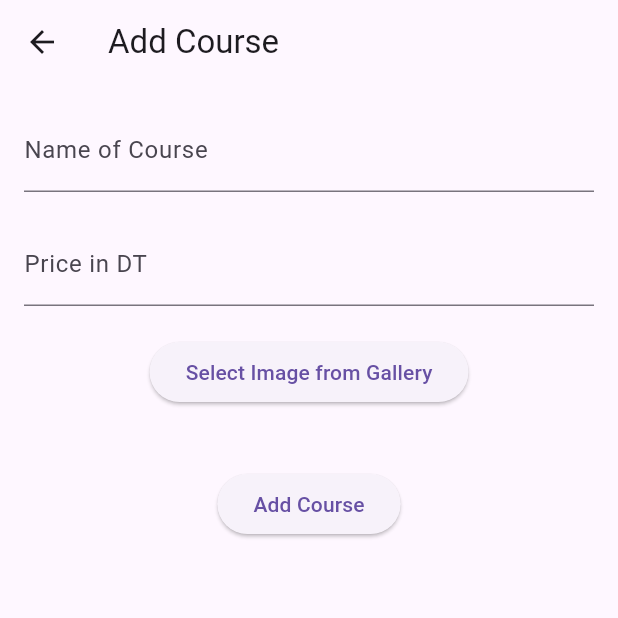
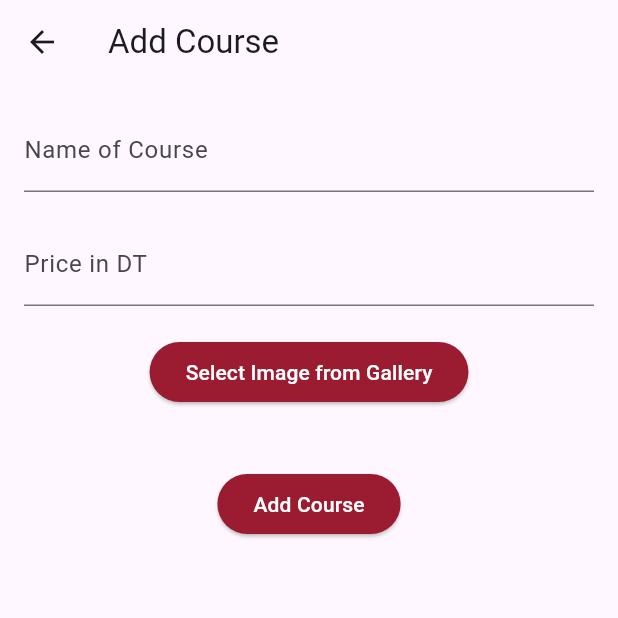
Before and after one commit to Flightsimmer50/9antra.tn-MiniProject-Flutter, a Flutter app: the AdminPage screen opened directly, after a tap on "Select Courses", after a tap on "Cancel Selection", after a tap on "Add Course", on a phone screen of 412 x 824 dp, the top half of it. Run offline on Flutter 3.47's test engine with Material 3 defaults, Android fonts, the phone set to English and light mode, and no system bars; our stand-ins replace cloud_firestore, firebase_core, image_picker; missing offline and left inert: cloudinary_flutter, cloudinary_url_gen; accounts and stored records are empty.

Commit message:
bug fixes

```diff
--- a/lib/screens/addCourse.dart
+++ b/lib/screens/addCourse.dart
@@ -19,7 +19,6 @@ class _AddCourseState extends State<AddCourse> {
 
   Future<void> _pickImage() async {
     try {
-      // Use image_picker for both web and mobile
       final XFile? selectedImage = await _picker.pickImage(source: ImageSource.gallery);
       if (selectedImage != null) {
         final bytes = await selectedImage.readAsBytes();
@@ -37,16 +36,14 @@ class _AddCourseState extends State<AddCourse> {
     String name = nameController.text.trim();
     String price = priceController.text.trim();
 
-    // Check if an image has been selected
     String? imageUrl;
     if (_imageData != null) {
-      // Upload the image to Cloudinary
       imageUrl = await _storageService.uploadImageFromBytes(_imageData!);
 
       if (imageUrl == null) {
         print('Failed to upload image to Cloudinary.');
         ScaffoldMessenger.of(context).showSnackBar(SnackBar(content: Text('Failed to upload image.')));
-        return; // Stop if the upload fails
+        return;
       }
     } else {
       print('No image selected for upload');
@@ -54,7 +51,6 @@ class _AddCourseState extends State<AddCourse> {
       return;
     }
 
-    // Add the course to Firestore
     print('Adding course: Name: $name, Price: $price, Image URL: $imageUrl');
     String? courseId = await _courseService.addCourse(name, price, imageUrl);
 
@@ -66,6 +62,9 @@ class _AddCourseState extends State<AddCourse> {
         _imageData = null; // Reset the image
       });
       ScaffoldMessenger.of(context).showSnackBar(SnackBar(content: Text('Course added!')));
+
+      // Navigate back and return a result
+      Navigator.pop(context, true); // Pass 'true' to indicate success
     } else {
       print('Failed to add course.');
       ScaffoldMessenger.of(context).showSnackBar(SnackBar(content: Text('Failed to add course.')));
@@ -94,6 +93,10 @@ class _AddCourseState extends State<AddCourse> {
             ),
             SizedBox(height: 20),
             ElevatedButton(
+              style: ElevatedButton.styleFrom(
+                backgroundColor: Color(0xFF9B1B30),
+                foregroundColor: Colors.white,
+              ),
               onPressed: _pickImage,
               child: Text('Select Image from Gallery'),
             ),
@@ -102,6 +105,10 @@ class _AddCourseState extends State<AddCourse> {
               Image.memory(_imageData!, height: 100, width: 100, fit: BoxFit.cover), // Display the image
             SizedBox(height: 20),
             ElevatedButton(
+              style: ElevatedButton.styleFrom(
+                backgroundColor: Color(0xFF9B1B30),
+                foregroundColor: Colors.white,
+              ),
               onPressed: _addCourse,
               child: Text('Add Course'),
             ),
--- a/lib/screens/adminPage.dart
+++ b/lib/screens/adminPage.dart
@@ -78,6 +78,10 @@ class _AdminPageState extends State<AdminPage> {
               // Button to select a new image
               SizedBox(height: 10),
               ElevatedButton(
+                style: ElevatedButton.styleFrom(
+                  backgroundColor: Color(0xFF9B1B30),
+                  foregroundColor: Colors.white,
+                ),
                 onPressed: () async {
                   await _pickImage();
                   setState(() {}); // Update the UI
@@ -119,7 +123,9 @@ class _AdminPageState extends State<AdminPage> {
                   newImageUrl, // Use new or old image URL
                 );
 
-                setState(() {});
+                // Refresh the courses list
+                await _fetchCourses(); // Refresh the list after saving
+
                 Navigator.of(context).pop();
               },
               child: Text('Save'),
@@ -182,6 +188,10 @@ class _AdminPageState extends State<AdminPage> {
                   Text('Manage Courses', style: TextStyle(fontSize: 24, fontWeight: FontWeight.bold)),
                   SizedBox(height: 20),
                   ElevatedButton(
+                    style: ElevatedButton.styleFrom(
+                      backgroundColor: Color(0xFF9B1B30),
+                      foregroundColor: Colors.white,
+                    ),
                     onPressed: () {
                       setState(() {
                         _isSelecting = !_isSelecting;
@@ -211,11 +221,21 @@ class _AdminPageState extends State<AdminPage> {
                   Container(
                     width: double.infinity,
                     child: ElevatedButton(
-                      onPressed: () {
-                        Navigator.push(
+                      style: ElevatedButton.styleFrom(
+                        backgroundColor: Color(0xFF9B1B30),
+                        foregroundColor: Colors.white,
+                      ),
+                      onPressed: () async {
+                        // Navigate to AddCourse and await the result
+                        final result = await Navigator.push(
                           context,
                           MaterialPageRoute(builder: (context) => AddCourse()),
                         );
+
+                        // If the result is true, refresh the courses list
+                        if (result == true) {
+                          _fetchCourses(); // Refresh the course list
+                        }
                       },
                       child: Text('Add Course'),
                     ),
```
